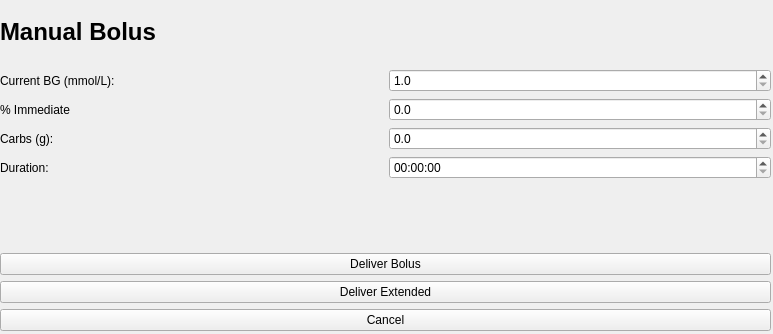
First picture: the form in app/BolusPage.ui, repository JunYYZ/comp3004, before the edit.
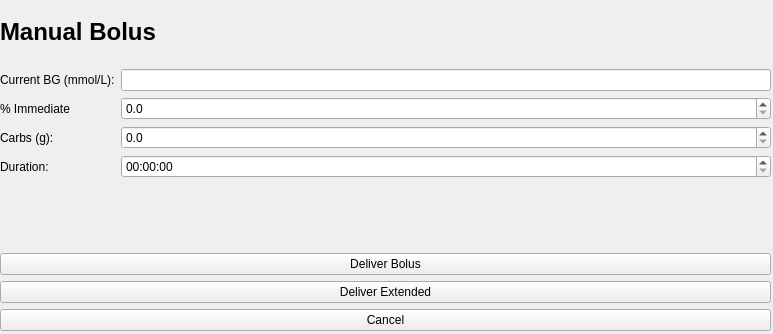
Second picture: the form after the edit.

```diff
--- a/app/BolusPage.ui
+++ b/app/BolusPage.ui
@@ -39,22 +39,6 @@
     </item>
     <item>
      <layout class="QGridLayout" name="gridLayout">
-      <item row="0" column="1">
-       <widget class="QDoubleSpinBox" name="sbCurrentBG">
-        <property name="decimals">
-         <number>1</number>
-        </property>
-        <property name="minimum">
-         <double>1.000000000000000</double>
-        </property>
-        <property name="maximum">
-         <double>25.000000000000000</double>
-        </property>
-        <property name="singleStep">
-         <double>0.100000000000000</double>
-        </property>
-       </widget>
-      </item>
       <item row="2" column="0">
        <widget class="QLabel" name="lblCarbs">
         <property name="text">
@@ -106,6 +90,9 @@
       <item row="3" column="1">
        <widget class="QTimeEdit" name="timeDuration"/>
       </item>
+      <item row="0" column="1">
+       <widget class="QLineEdit" name="currentBGLineEdit"/>
+      </item>
      </layout>
     </item>
     <item>
```
